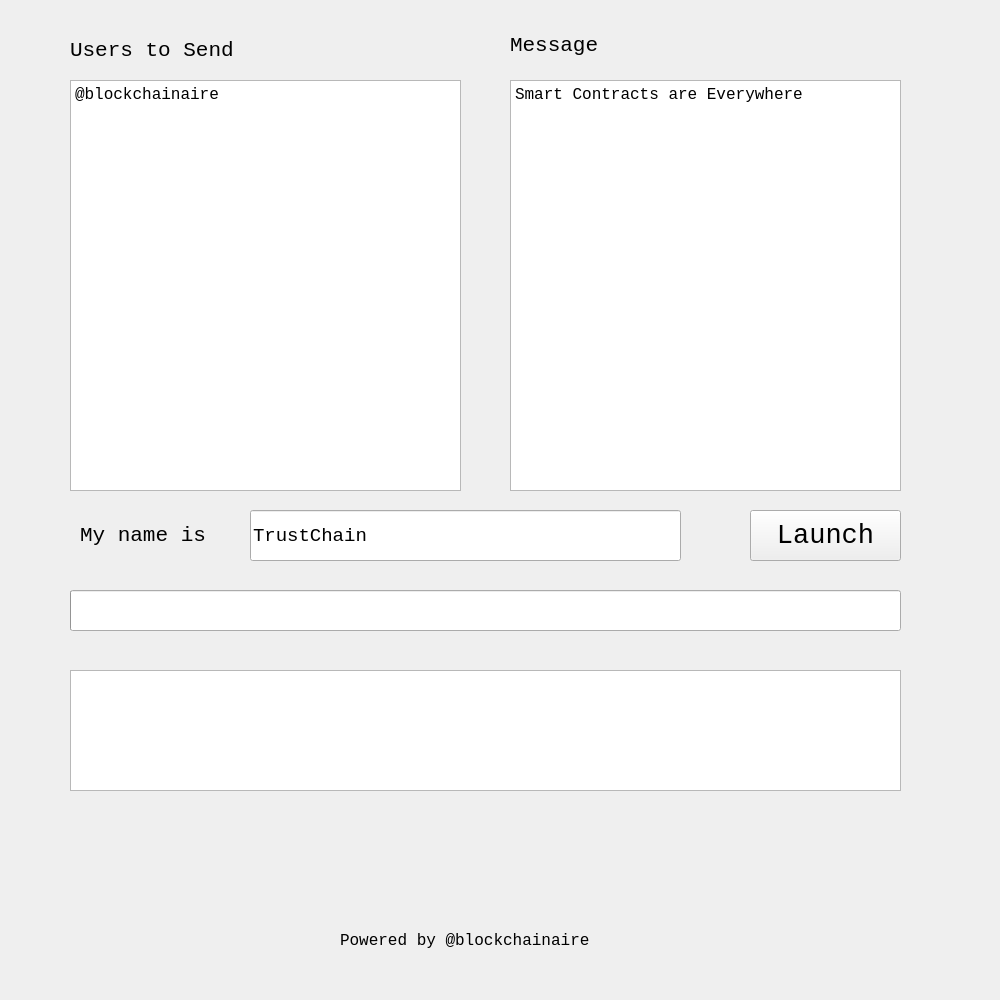
The window that forms/mainWindow.ui (trustchain-tech/Trustele) describes before a commit, drawn with Qt 5.
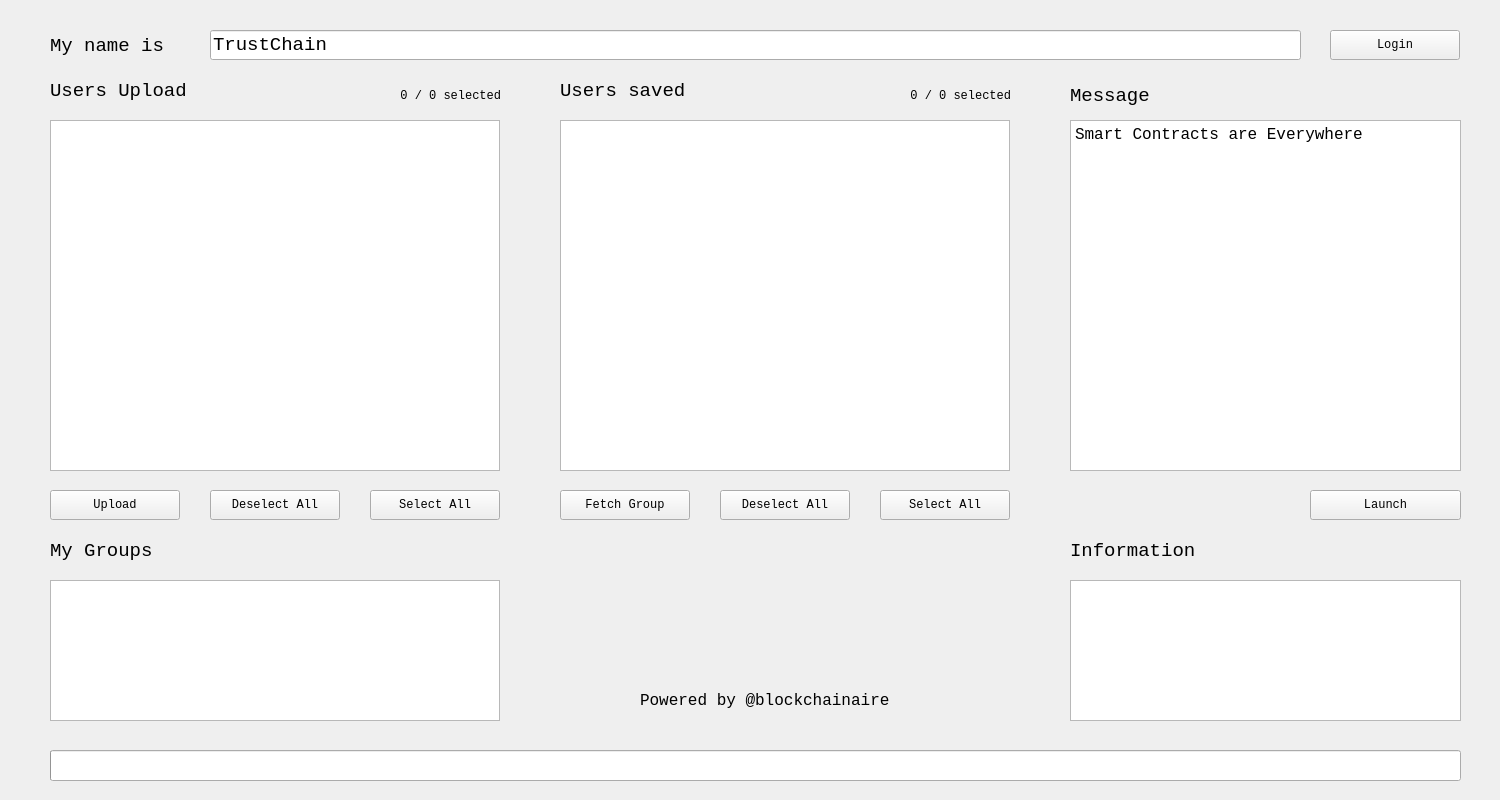
The same window after the commit. Icons and pictures are not drawn.

Commit message: re-design user interface add login and file-upload skeleton

```diff
--- a/forms/mainWindow.ui
+++ b/forms/mainWindow.ui
@@ -6,26 +6,25 @@
    <rect>
     <x>0</x>
     <y>0</y>
-    <width>1000</width>
-    <height>1000</height>
+    <width>1500</width>
+    <height>800</height>
    </rect>
   </property>
   <property name="minimumSize">
    <size>
-    <width>1000</width>
-    <height>1000</height>
+    <width>1500</width>
+    <height>800</height>
    </size>
   </property>
   <property name="maximumSize">
    <size>
-    <width>1000</width>
-    <height>1000</height>
+    <width>1500</width>
+    <height>800</height>
    </size>
   </property>
   <property name="font">
    <font>
     <family>Consolas</family>
-    <pointsize>12</pointsize>
    </font>
   </property>
   <property name="windowTitle">
@@ -44,23 +43,23 @@
   <widget class="QWidget" name="centralwidget">
    <property name="minimumSize">
     <size>
-     <width>1000</width>
-     <height>1000</height>
+     <width>1500</width>
+     <height>800</height>
     </size>
    </property>
    <property name="maximumSize">
     <size>
-     <width>1000</width>
-     <height>1000</height>
+     <width>1500</width>
+     <height>800</height>
     </size>
    </property>
    <widget class="QTextEdit" name="msg_area">
     <property name="geometry">
      <rect>
-      <x>510</x>
-      <y>80</y>
+      <x>1070</x>
+      <y>120</y>
       <width>391</width>
-      <height>411</height>
+      <height>351</height>
      </rect>
     </property>
     <property name="font">
@@ -77,35 +76,11 @@
 &lt;p style=&quot; margin-top:0px; margin-bottom:0px; margin-left:0px; margin-right:0px; -qt-block-indent:0; text-indent:0px;&quot;&gt;Smart Contracts are Everywhere&lt;/p&gt;&lt;/body&gt;&lt;/html&gt;</string>
     </property>
    </widget>
-   <widget class="QTextEdit" name="user_area">
+   <widget class="QLabel" name="upload_label">
     <property name="geometry">
      <rect>
-      <x>70</x>
-      <y>80</y>
-      <width>391</width>
-      <height>411</height>
-     </rect>
-    </property>
-    <property name="font">
-     <font>
-      <family>Consolas</family>
-      <pointsize>12</pointsize>
-     </font>
-    </property>
-    <property name="html">
-     <string>&lt;!DOCTYPE HTML PUBLIC &quot;-//W3C//DTD HTML 4.0//EN&quot; &quot;http://www.w3.org/TR/REC-html40/strict.dtd&quot;&gt;
-&lt;html&gt;&lt;head&gt;&lt;meta name=&quot;qrichtext&quot; content=&quot;1&quot; /&gt;&lt;style type=&quot;text/css&quot;&gt;
-p, li { white-space: pre-wrap; }
-&lt;/style&gt;&lt;/head&gt;&lt;body style=&quot; font-family:'Consolas'; font-size:12pt; font-weight:400; font-style:normal;&quot;&gt;
-&lt;p style=&quot; margin-top:0px; margin-bottom:0px; margin-left:0px; margin-right:0px; -qt-block-indent:0; text-indent:0px;&quot;&gt;@blockchainaire&lt;/p&gt;
-&lt;p style=&quot;-qt-paragraph-type:empty; margin-top:0px; margin-bottom:0px; margin-left:0px; margin-right:0px; -qt-block-indent:0; text-indent:0px;&quot;&gt;&lt;br /&gt;&lt;/p&gt;&lt;/body&gt;&lt;/html&gt;</string>
-    </property>
-   </widget>
-   <widget class="QLabel" name="user_label">
-    <property name="geometry">
-     <rect>
-      <x>70</x>
-      <y>30</y>
+      <x>50</x>
+      <y>70</y>
       <width>211</width>
       <height>41</height>
      </rect>
@@ -113,18 +88,18 @@
     <property name="font">
      <font>
       <family>Consolas</family>
-      <pointsize>16</pointsize>
+      <pointsize>14</pointsize>
      </font>
     </property>
     <property name="text">
-     <string>Users to Send</string>
+     <string>Users Upload</string>
     </property>
    </widget>
    <widget class="QLabel" name="msg_label">
     <property name="geometry">
      <rect>
-      <x>510</x>
-      <y>30</y>
+      <x>1070</x>
+      <y>80</y>
       <width>141</width>
       <height>31</height>
      </rect>
@@ -132,7 +107,7 @@
     <property name="font">
      <font>
       <family>Consolas</family>
-      <pointsize>16</pointsize>
+      <pointsize>14</pointsize>
      </font>
     </property>
     <property name="text">
@@ -142,16 +117,15 @@
    <widget class="QPushButton" name="pushButton">
     <property name="geometry">
      <rect>
-      <x>750</x>
-      <y>510</y>
+      <x>1310</x>
+      <y>490</y>
       <width>151</width>
-      <height>51</height>
+      <height>30</height>
      </rect>
     </property>
     <property name="font">
      <font>
       <family>Consolas</family>
-      <pointsize>20</pointsize>
      </font>
     </property>
     <property name="text">
@@ -161,10 +135,10 @@
    <widget class="QLineEdit" name="my_id">
     <property name="geometry">
      <rect>
-      <x>250</x>
-      <y>510</y>
-      <width>431</width>
-      <height>51</height>
+      <x>210</x>
+      <y>30</y>
+      <width>1091</width>
+      <height>30</height>
      </rect>
     </property>
     <property name="font">
@@ -183,8 +157,8 @@
    <widget class="QLabel" name="id_label">
     <property name="geometry">
      <rect>
-      <x>80</x>
-      <y>510</y>
+      <x>50</x>
+      <y>20</y>
       <width>161</width>
       <height>51</height>
      </rect>
@@ -192,7 +166,7 @@
     <property name="font">
      <font>
       <family>Consolas</family>
-      <pointsize>16</pointsize>
+      <pointsize>14</pointsize>
      </font>
     </property>
     <property name="text">
@@ -202,10 +176,10 @@
    <widget class="QTextBrowser" name="info_area">
     <property name="geometry">
      <rect>
-      <x>70</x>
-      <y>670</y>
-      <width>831</width>
-      <height>121</height>
+      <x>1070</x>
+      <y>580</y>
+      <width>391</width>
+      <height>141</height>
      </rect>
     </property>
     <property name="font">
@@ -217,10 +191,10 @@
    <widget class="QProgressBar" name="progressBar">
     <property name="geometry">
      <rect>
-      <x>70</x>
-      <y>590</y>
-      <width>831</width>
-      <height>41</height>
+      <x>50</x>
+      <y>750</y>
+      <width>1411</width>
+      <height>31</height>
      </rect>
     </property>
     <property name="value">
@@ -233,8 +207,8 @@
    <widget class="QLabel" name="power">
     <property name="geometry">
      <rect>
-      <x>340</x>
-      <y>920</y>
+      <x>640</x>
+      <y>680</y>
       <width>331</width>
       <height>41</height>
      </rect>
@@ -252,8 +226,8 @@
    <widget class="QLabel" name="logo">
     <property name="geometry">
      <rect>
-      <x>450</x>
-      <y>840</y>
+      <x>770</x>
+      <y>590</y>
       <width>72</width>
       <height>71</height>
      </rect>
@@ -265,6 +239,226 @@
      <pixmap resource="../resources/logo.qrc">:/resources/logo.png</pixmap>
     </property>
    </widget>
+   <widget class="QListWidget" name="user_fetch_list">
+    <property name="geometry">
+     <rect>
+      <x>560</x>
+      <y>120</y>
+      <width>450</width>
+      <height>351</height>
+     </rect>
+    </property>
+    <property name="selectionMode">
+     <enum>QAbstractItemView::MultiSelection</enum>
+    </property>
+   </widget>
+   <widget class="QPushButton" name="fetch_button">
+    <property name="geometry">
+     <rect>
+      <x>560</x>
+      <y>490</y>
+      <width>130</width>
+      <height>30</height>
+     </rect>
+    </property>
+    <property name="text">
+     <string>Fetch Group</string>
+    </property>
+   </widget>
+   <widget class="QLabel" name="fetch_selected_label">
+    <property name="geometry">
+     <rect>
+      <x>760</x>
+      <y>80</y>
+      <width>251</width>
+      <height>31</height>
+     </rect>
+    </property>
+    <property name="text">
+     <string>0 / 0 selected</string>
+    </property>
+    <property name="alignment">
+     <set>Qt::AlignRight|Qt::AlignTrailing|Qt::AlignVCenter</set>
+    </property>
+    <property name="wordWrap">
+     <bool>true</bool>
+    </property>
+   </widget>
+   <widget class="QListWidget" name="group_list">
+    <property name="geometry">
+     <rect>
+      <x>50</x>
+      <y>580</y>
+      <width>450</width>
+      <height>141</height>
+     </rect>
+    </property>
+   </widget>
+   <widget class="QPushButton" name="login_button">
+    <property name="geometry">
+     <rect>
+      <x>1330</x>
+      <y>30</y>
+      <width>130</width>
+      <height>30</height>
+     </rect>
+    </property>
+    <property name="text">
+     <string>Login</string>
+    </property>
+   </widget>
+   <widget class="QLabel" name="my_group_label">
+    <property name="geometry">
+     <rect>
+      <x>50</x>
+      <y>530</y>
+      <width>141</width>
+      <height>41</height>
+     </rect>
+    </property>
+    <property name="font">
+     <font>
+      <pointsize>14</pointsize>
+     </font>
+    </property>
+    <property name="text">
+     <string>My Groups</string>
+    </property>
+   </widget>
+   <widget class="QPushButton" name="fetch_select_button">
+    <property name="geometry">
+     <rect>
+      <x>880</x>
+      <y>490</y>
+      <width>130</width>
+      <height>30</height>
+     </rect>
+    </property>
+    <property name="text">
+     <string>Select All</string>
+    </property>
+   </widget>
+   <widget class="QPushButton" name="fetch_unselect_button">
+    <property name="geometry">
+     <rect>
+      <x>720</x>
+      <y>490</y>
+      <width>130</width>
+      <height>30</height>
+     </rect>
+    </property>
+    <property name="text">
+     <string>Deselect All</string>
+    </property>
+   </widget>
+   <widget class="QLabel" name="fetch_label">
+    <property name="geometry">
+     <rect>
+      <x>560</x>
+      <y>80</y>
+      <width>171</width>
+      <height>21</height>
+     </rect>
+    </property>
+    <property name="font">
+     <font>
+      <family>Consolas</family>
+      <pointsize>14</pointsize>
+     </font>
+    </property>
+    <property name="text">
+     <string>Users saved</string>
+    </property>
+   </widget>
+   <widget class="QPushButton" name="upload_button">
+    <property name="geometry">
+     <rect>
+      <x>50</x>
+      <y>490</y>
+      <width>130</width>
+      <height>30</height>
+     </rect>
+    </property>
+    <property name="text">
+     <string>Upload</string>
+    </property>
+   </widget>
+   <widget class="QListWidget" name="user_upload_list">
+    <property name="geometry">
+     <rect>
+      <x>50</x>
+      <y>120</y>
+      <width>450</width>
+      <height>351</height>
+     </rect>
+    </property>
+    <property name="selectionMode">
+     <enum>QAbstractItemView::MultiSelection</enum>
+    </property>
+   </widget>
+   <widget class="QPushButton" name="upload_unselect_button">
+    <property name="geometry">
+     <rect>
+      <x>210</x>
+      <y>490</y>
+      <width>130</width>
+      <height>30</height>
+     </rect>
+    </property>
+    <property name="text">
+     <string>Deselect All</string>
+    </property>
+   </widget>
+   <widget class="QPushButton" name="upload_select_button">
+    <property name="geometry">
+     <rect>
+      <x>370</x>
+      <y>490</y>
+      <width>130</width>
+      <height>30</height>
+     </rect>
+    </property>
+    <property name="text">
+     <string>Select All</string>
+    </property>
+   </widget>
+   <widget class="QLabel" name="upload_selected_label">
+    <property name="geometry">
+     <rect>
+      <x>250</x>
+      <y>80</y>
+      <width>251</width>
+      <height>31</height>
+     </rect>
+    </property>
+    <property name="text">
+     <string>0 / 0 selected</string>
+    </property>
+    <property name="alignment">
+     <set>Qt::AlignRight|Qt::AlignTrailing|Qt::AlignVCenter</set>
+    </property>
+    <property name="wordWrap">
+     <bool>true</bool>
+    </property>
+   </widget>
+   <widget class="QLabel" name="info_label">
+    <property name="geometry">
+     <rect>
+      <x>1070</x>
+      <y>530</y>
+      <width>171</width>
+      <height>41</height>
+     </rect>
+    </property>
+    <property name="font">
+     <font>
+      <pointsize>14</pointsize>
+     </font>
+    </property>
+    <property name="text">
+     <string>Information</string>
+    </property>
+   </widget>
   </widget>
   <action name="actionAbout">
    <property name="text">
```
Left out of the diff: 8 changed lines with no effect on the pictures. The commit also changes 6 other files.
